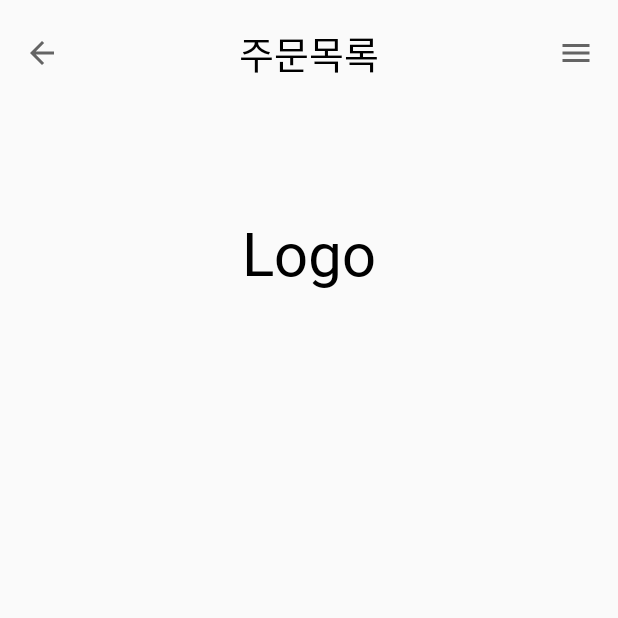
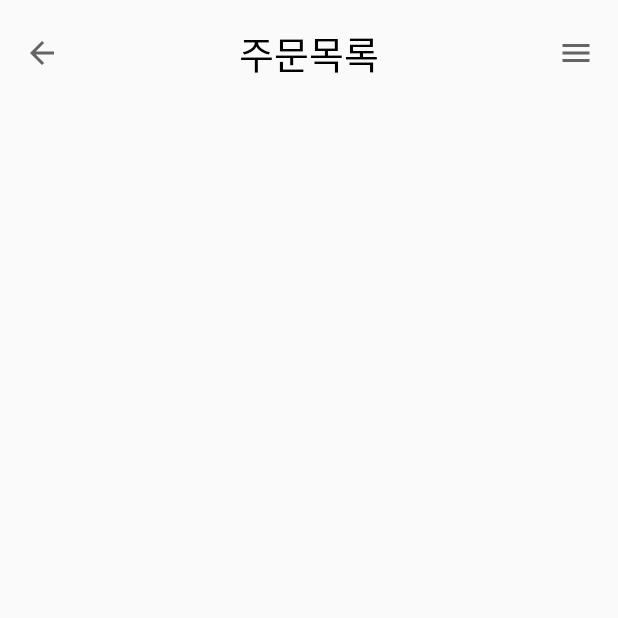
Before and after one commit to jyi30/3-2-Mobile-Project, an Android app: the Owner_oderlist screen opened directly, with no data from a screen before it, on a phone screen of 412 x 824 dp, the top half of it. Run offline under Robolectric (Android 15) with nearby library versions, the phone set to English and light mode, and no system bars.

Commit message:
commit 6

```diff
--- a/app/src/main/res/layout/activity_owner_oderlist.xml
+++ b/app/src/main/res/layout/activity_owner_oderlist.xml
@@ -8,16 +8,6 @@
     tools:context=".Owner_oderlist">
     <include layout="@layout/toolbar"></include>
 
-    <TextView
-        android:id="@+id/et_id"
-        android:layout_width="match_parent"
-        android:layout_height="195dp"
-        android:ems="16"
-        android:fontFamily="@font/nanumsquare_0"
-        android:gravity="center"
-        android:hint="Logo"
-        android:maxLength="20"
-        android:textColorHint="@color/black"
-        android:textSize="40dp" />
+
 
 </LinearLayout>
--- a/app/src/main/res/layout/fragment_menu.xml
+++ b/app/src/main/res/layout/fragment_menu.xml
@@ -21,7 +21,7 @@
         <TextView
             android:id="@+id/pay_amount"
             android:layout_width="232dp"
-            android:layout_height="47dp"
+            android:layout_height="70dp"
             android:layout_gravity="center"
             android:textAlignment="center"
             android:textSize="30sp" />
@@ -30,6 +30,9 @@
             android:id="@+id/pay_btn"
             android:layout_width="match_parent"
             android:layout_height="wrap_content"
+            android:layout_marginTop="50dp"
+            android:layout_gravity="center"
+            android:fontFamily="@font/nanumsquare_acl"
             android:text="결제하기" />
 
         <androidx.constraintlayout.widget.ConstraintLayout
```
Also changed, not shown: app/src/main/java/com/example/team_5/OwnerMenuAdd.java (+0 -107 lines), app/src/main/res/layout/activity_main.xml (+0 -11 lines).
